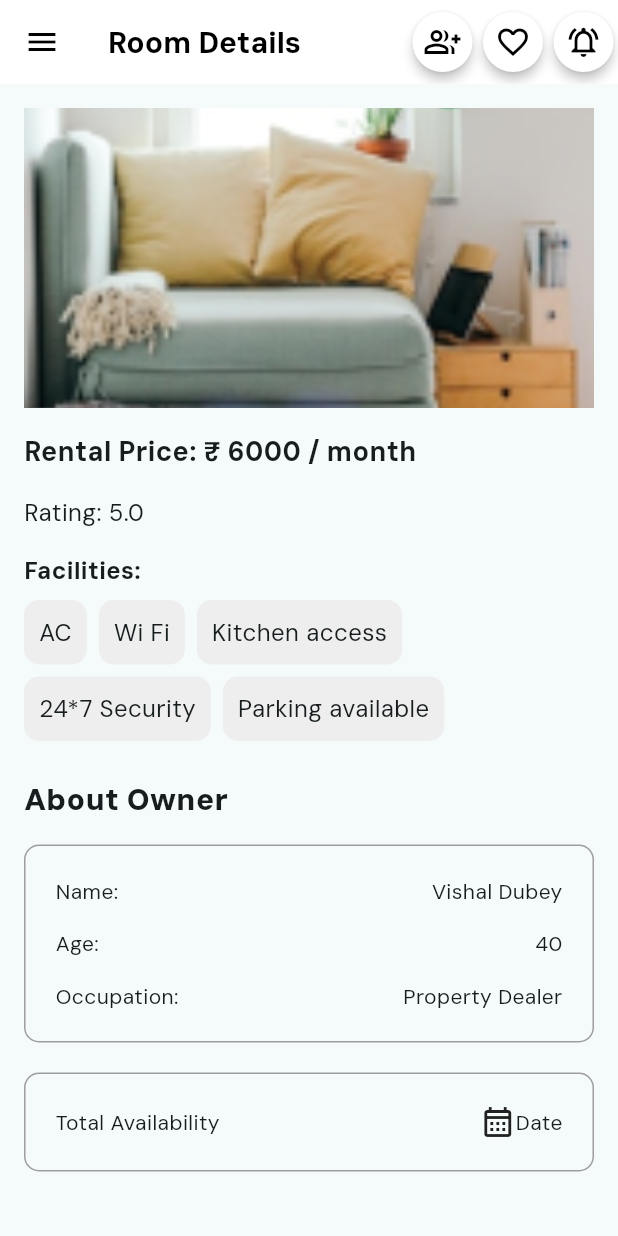
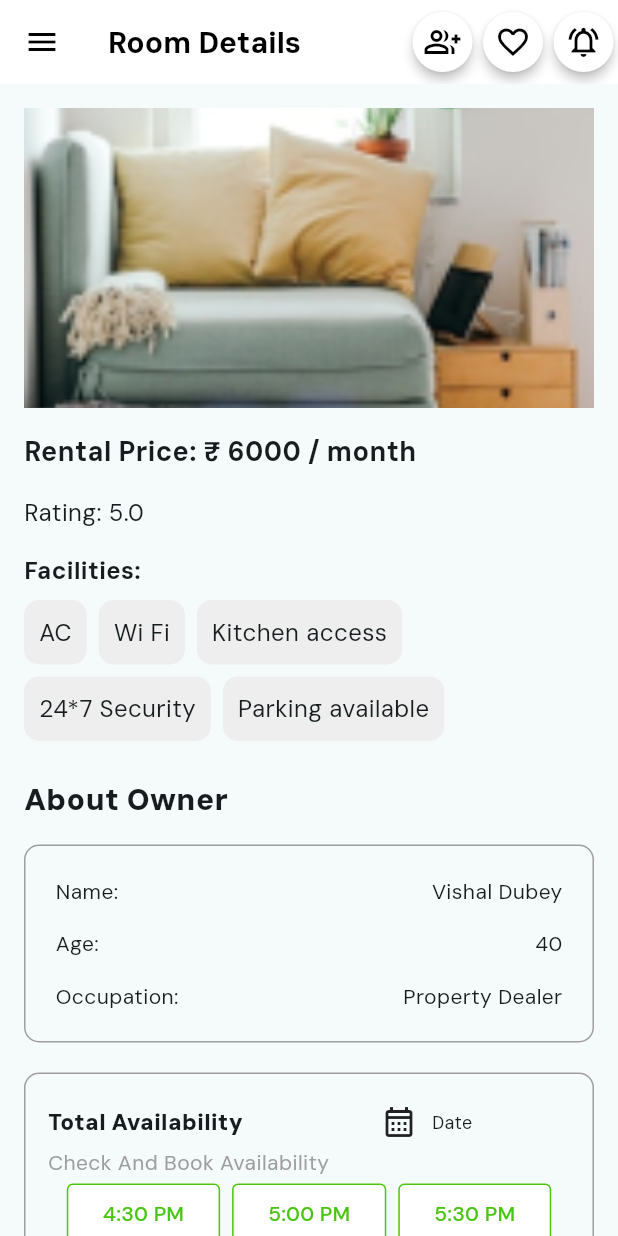
Before and after one commit to adahaggarwal/repdun, a Flutter app: the Pgresults screen opened directly with empty values, after a tap on "Single Bedroom", on a phone screen of 412 x 824 dp. Run offline on Flutter 3.47's test engine with Material 3 defaults, Android fonts, the phone set to English and light mode, and no system bars.

Commit message:
room details done

```diff
--- a/lib/constants/color.dart
+++ b/lib/constants/color.dart
@@ -9,3 +9,4 @@ const Color bb = Color(0xFFEEFAFB);
 const Color darkGray = Color(0xFF363636);
 
 const Color pblue = Color(0xFF0000FF);
+const Color slotcol = Color(0xFF49C510);
--- a/lib/screens/roomDetails.dart
+++ b/lib/screens/roomDetails.dart
@@ -1,6 +1,10 @@
 import 'package:flutter/material.dart';
+import 'package:repdun/constants/color.dart';
 import 'package:repdun/widgets/_buildAppBar.dart';
 import 'package:repdun/widgets/headText.dart';
+import 'package:repdun/widgets/outlinedbtn.dart';
+import 'package:repdun/widgets/slotbtn.dart';
+
 
 
 class Roomdetails extends StatefulWidget {
@@ -129,7 +133,7 @@ class _RoomdetailsState extends State<Roomdetails> {
 
               SizedBox(height: 20,),
               Container(
-                 padding: EdgeInsets.all(20),
+                 padding: EdgeInsets.symmetric(vertical: 20,horizontal: 15),
                 decoration: BoxDecoration(
                   borderRadius: BorderRadius.circular(10),
 
@@ -141,7 +145,7 @@ class _RoomdetailsState extends State<Roomdetails> {
                 child: Column(
                   children: [
                     Row(children: [
-                      Text("Total Availability"),
+                      Headtext(text: "Total Availability", fontSize: 15,),
                       Spacer(),
                       GestureDetector(
                         onTap: (){
@@ -150,14 +154,51 @@ class _RoomdetailsState extends State<Roomdetails> {
                         child: Icon(
                           Icons.calendar_month_outlined),
                       ),
-                      Text(
-                        selectedDate!=null ? "${selectedDate}/${selectedDate!.month}/${selectedDate!.year}"
-                        : "Date"
+                      SizedBox(width: 10,),
+                      Flexible(
+                        child: Text(
+                          selectedDate!=null ? "${selectedDate}/${selectedDate!.month}/${selectedDate!.year}"
+                          : "Date",
+                          style: TextStyle(fontSize: 12),
+                          overflow: TextOverflow.ellipsis,
+                        ),
                       ),
                     ],
+                    ),
+                    SizedBox(height: 5,),
+                    Align(
+                      alignment: Alignment.centerLeft,
+                      child: Text("Check And Book Availability",
+                      style: TextStyle(
+                        color: Colors.grey
+                        ),
+                      )
+                    ),
+                    Wrap(
+                      spacing: 8.0,
+                      runSpacing: 8.0,
+                      children: [
+                        Slotbtn(slott:"4:30 PM"),
+                        Slotbtn(slott:"5:00 PM"),
+                        Slotbtn(slott:"5:30 PM"),
+                        Slotbtn(slott:"6:00 PM"),
+                        Slotbtn(slott:"6:30PM"),
+                        Slotbtn(slott:"7:00 PM"),
+                      ],
                     )
+
                   ],
                 ),
+              ),
+              SizedBox(height: 25,),
+              Container(
+                width: 400,
+                height: 50,
+                child: CustomOutlinedButton(text: "Book Appointment",
+                backgroundColor: darkGray,
+                borderColor: Colors.black,
+                textColor: Colors.white,
+                onPressed: (){}),
               )
             ],
           ),
--- a/lib/widgets/outlinedbtn.dart
+++ b/lib/widgets/outlinedbtn.dart
@@ -9,6 +9,7 @@ class CustomOutlinedButton extends StatelessWidget {
   final double elevation;
   final FontWeight fontWeight;
   final Widget? leadingIcon;
+  final Color backgroundColor;
 
   const CustomOutlinedButton({
     Key? key,
@@ -19,6 +20,7 @@ class CustomOutlinedButton extends StatelessWidget {
     this.textColor = Colors.black,
     this.borderRadius = 5.0,
     this.elevation = 10.0,
+    this.backgroundColor = Colors.white,
     this.fontWeight = FontWeight.w700,
   }) : super(key: key);
 
@@ -28,8 +30,10 @@ class CustomOutlinedButton extends StatelessWidget {
       padding: EdgeInsets.symmetric(horizontal: 10),
       child: OutlinedButton(
         onPressed: onPressed,
+
         style: OutlinedButton.styleFrom(
           side: BorderSide(color: borderColor),
+          backgroundColor: backgroundColor,
           elevation: elevation,
           shape: RoundedRectangleBorder(
             borderRadius: BorderRadius.circular(borderRadius),
--- /dev/null
+++ b/lib/widgets/slotbtn.dart
@@ -0,0 +1,33 @@
+import 'package:flutter/material.dart';
+import 'package:repdun/constants/color.dart';
+
+class Slotbtn extends StatelessWidget{
+  final String slott;
+
+  const Slotbtn({
+    Key? key,
+    required this.slott,
+  }): super(key:key);
+  @override
+  Widget build(BuildContext context) {
+    return ElevatedButton(
+      onPressed: (){},
+      child: Text(slott, style: TextStyle(
+        color: slotcol
+      ),),
+
+      style: ElevatedButton.styleFrom(
+        backgroundColor: Colors.white,
+        elevation: 0,
+
+        shape: RoundedRectangleBorder(
+          borderRadius: BorderRadius.circular(4),
+          side: BorderSide(color: slotcol)
+
+
+        )
+
+      )
+    );
+  }
+}
```
